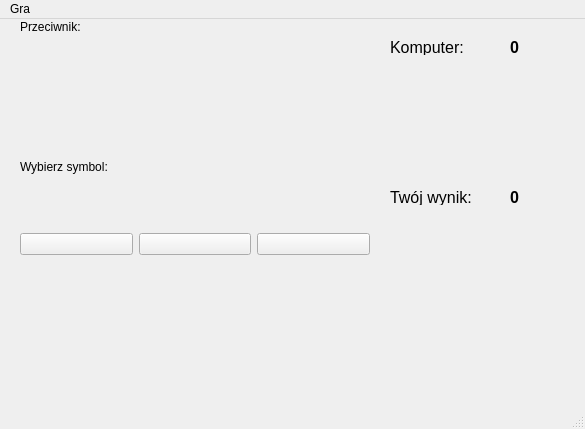
sierzput/Rock-paper-scissors, file RockPaperScissors/RockPaperScissorsQt.ui: the form before one commit.
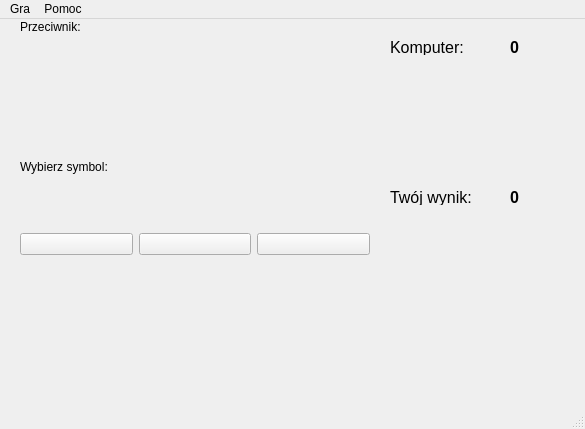
The form after the commit. Icons and pictures are not drawn.

What changed in the file:
```diff
--- a/RockPaperScissors/RockPaperScissorsQt.ui
+++ b/RockPaperScissors/RockPaperScissorsQt.ui
@@ -330,7 +330,14 @@
     <addaction name="actionNewGame"/>
     <addaction name="actionExit"/>
    </widget>
+   <widget class="QMenu" name="menuPomoc">
+    <property name="title">
+     <string>Pomoc</string>
+    </property>
+    <addaction name="actionHelp"/>
+   </widget>
    <addaction name="menuGra"/>
+   <addaction name="menuPomoc"/>
   </widget>
   <widget class="QStatusBar" name="statusbar"/>
   <action name="actionNewGame">
```
Left out of the diff: 12 changed lines with no effect on the pictures.
